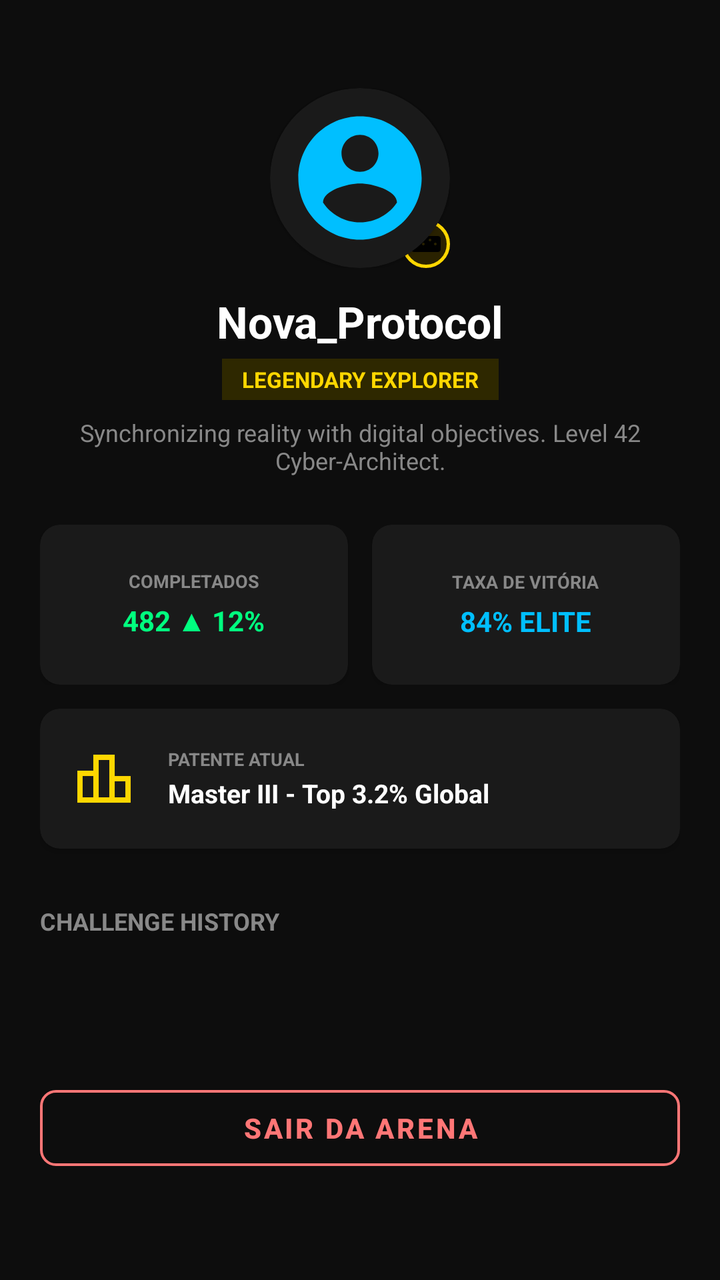
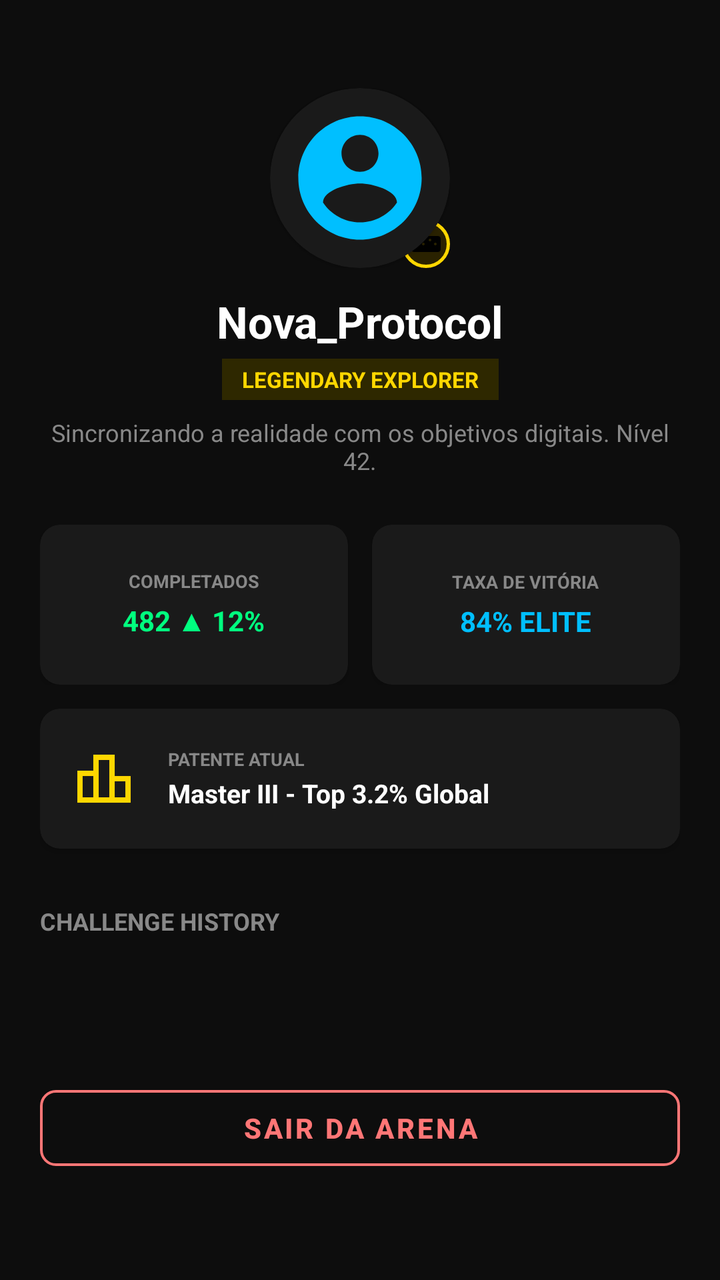

Screens rendered from an Android XML layout before and after an edit, with the pre-edit source and the edit as a unified diff.
<!-- AndroidManifest.xml: application theme Theme.Questgen -->
<!-- res/layout/fragment_profile.xml -->
<?xml version="1.0" encoding="utf-8"?>
<ScrollView xmlns:android="http://schemas.android.com/apk/res/android"
    xmlns:app="http://schemas.android.com/apk/res-auto"
    android:layout_width="match_parent"
    android:layout_height="match_parent"
    android:fillViewport="true"
    android:background="@color/bg_principal">

    <androidx.constraintlayout.widget.ConstraintLayout
        android:layout_width="match_parent"
        android:layout_height="wrap_content"
        android:padding="20dp">

        
        <FrameLayout
            android:id="@+id/layout_avatar_container"
            android:layout_width="90dp"
            android:layout_height="90dp"
            android:layout_marginTop="24dp"
            app:layout_constraintTop_toTopOf="parent"
            app:layout_constraintStart_toStartOf="parent"
            app:layout_constraintEnd_toEndOf="parent">

            <androidx.cardview.widget.CardView
                android:layout_width="match_parent"
                android:layout_height="match_parent"
                app:cardCornerRadius="45dp"
                app:cardBackgroundColor="@color/bg_secundario">

                <ImageView
                    android:id="@+id/img_profile_avatar"
                    android:layout_width="match_parent"
                    android:layout_height="match_parent"
                    android:src="@drawable/ic_profile"
                    android:scaleType="centerCrop"
                    android:padding="8dp"
                    app:tint="@color/azul_neon" />
            </androidx.cardview.widget.CardView>

            
            <ImageView
                android:layout_width="24dp"
                android:layout_height="24dp"
                android:src="@drawable/ic_games"
                android:background="@drawable/bg_timer_pill"
                android:padding="4dp"
                app:tint="#000000"
                android:layout_gravity="bottom|end" />
        </FrameLayout>

        
        <TextView
            android:id="@+id/tv_profile_name"
            android:layout_width="wrap_content"
            android:layout_height="wrap_content"
            android:text="Nova_Protocol"
            android:textColor="@color/white"
            android:textSize="22sp"
            android:textStyle="bold"
            android:layout_marginTop="12dp"
            app:layout_constraintTop_toBottomOf="@id/layout_avatar_container"
            app:layout_constraintStart_toStartOf="parent"
            app:layout_constraintEnd_toEndOf="parent" />

        
        <TextView
            android:id="@+id/tv_profile_tag"
            android:layout_width="wrap_content"
            android:layout_height="wrap_content"
            android:text="LEGENDARY EXPLORER"
            android:textColor="@color/raridade_lendario"
            android:textSize="11sp"
            android:textStyle="bold"
            android:background="#2E2800"
            android:paddingHorizontal="10dp"
            android:paddingVertical="3dp"
            android:layout_marginTop="4dp"
            app:layout_constraintTop_toBottomOf="@id/tv_profile_name"
            app:layout_constraintStart_toStartOf="parent"
            app:layout_constraintEnd_toEndOf="parent" />

        
        <TextView
            android:id="@+id/tv_profile_sub"
            android:layout_width="0dp"
            android:layout_height="wrap_content"
            android:text="Synchronizing reality with digital objectives. Level 42 Cyber-Architect."
            android:textColor="@color/gray_text"
            android:textSize="12sp"
            android:gravity="center"
            android:layout_marginTop="8dp"
            app:layout_constraintTop_toBottomOf="@id/tv_profile_tag"
            app:layout_constraintStart_toStartOf="parent"
            app:layout_constraintEnd_toEndOf="parent" />

        
        <LinearLayout
            android:id="@+id/layout_stats_grid"
            android:layout_width="match_parent"
            android:layout_height="wrap_content"
            android:orientation="horizontal"
            android:layout_marginTop="24dp"
            app:layout_constraintTop_toBottomOf="@id/tv_profile_sub"
            app:layout_constraintStart_toStartOf="parent"
            app:layout_constraintEnd_toEndOf="parent">

            
            <androidx.cardview.widget.CardView
                android:layout_width="0dp"
                android:layout_height="80dp"
                android:layout_weight="1"
                android:layout_marginEnd="6dp"
                app:cardCornerRadius="10dp"
                app:cardBackgroundColor="@color/bg_secundario">

                <LinearLayout
                    android:layout_width="match_parent"
                    android:layout_height="match_parent"
                    android:orientation="vertical"
                    android:gravity="center"
                    android:padding="8dp">

                    <TextView
                        android:layout_width="wrap_content"
                        android:layout_height="wrap_content"
                        android:text="COMPLETADOS"
                        android:textColor="@color/gray_text"
                        android:textSize="9sp"
                        android:textStyle="bold" />

                    <TextView
                        android:layout_width="wrap_content"
                        android:layout_height="wrap_content"
                        android:text="482 ▲ 12%"
                        android:textColor="@color/verde_vibrante"
                        android:textSize="14sp"
                        android:textStyle="bold"
                        android:layout_marginTop="4dp" />
                </LinearLayout>
            </androidx.cardview.widget.CardView>

            
            <androidx.cardview.widget.CardView
                android:layout_width="0dp"
                android:layout_height="80dp"
                android:layout_weight="1"
                android:layout_marginStart="6dp"
                app:cardCornerRadius="10dp"
                app:cardBackgroundColor="@color/bg_secundario">

                <LinearLayout
                    android:layout_width="match_parent"
                    android:layout_height="match_parent"
                    android:orientation="vertical"
                    android:gravity="center"
                    android:padding="8dp">

                    <TextView
                        android:layout_width="wrap_content"
                        android:layout_height="wrap_content"
                        android:text="TAXA DE VITÓRIA"
                        android:textColor="@color/gray_text"
                        android:textSize="9sp"
                        android:textStyle="bold" />

                    <TextView
                        android:layout_width="wrap_content"
                        android:layout_height="wrap_content"
                        android:text="84% ELITE"
                        android:textColor="@color/azul_neon"
                        android:textSize="14sp"
                        android:textStyle="bold"
                        android:layout_marginTop="4dp" />
                </LinearLayout>
            </androidx.cardview.widget.CardView>
        </LinearLayout>

        
        <androidx.cardview.widget.CardView
            android:id="@+id/card_current_rank"
            android:layout_width="match_parent"
            android:layout_height="70dp"
            android:layout_marginTop="12dp"
            app:cardCornerRadius="10dp"
            app:cardBackgroundColor="@color/bg_secundario"
            app:layout_constraintTop_toBottomOf="@id/layout_stats_grid">

            <LinearLayout
                android:layout_width="match_parent"
                android:layout_height="match_parent"
                android:orientation="horizontal"
                android:gravity="center_vertical"
                android:paddingHorizontal="16dp">

                <ImageView
                    android:layout_width="32dp"
                    android:layout_height="32dp"
                    android:src="@drawable/ic_ranking"
                    app:tint="@color/raridade_lendario" />

                <LinearLayout
                    android:layout_width="wrap_content"
                    android:layout_height="wrap_content"
                    android:orientation="vertical"
                    android:layout_marginStart="16dp">

                    <TextView
                        android:layout_width="wrap_content"
                        android:layout_height="wrap_content"
                        android:text="PATENTE ATUAL"
                        android:textColor="@color/gray_text"
                        android:textSize="9sp"
                        android:textStyle="bold" />

                    <TextView
                        android:id="@+id/tv_profile_rank"
                        android:layout_width="wrap_content"
                        android:layout_height="wrap_content"
                        android:text="Master III - Top 3.2% Global"
                        android:textColor="@color/white"
                        android:textSize="13sp"
                        android:textStyle="bold"
                        android:layout_marginTop="2dp" />
                </LinearLayout>

            </LinearLayout>
        </androidx.cardview.widget.CardView>

        
        <TextView
            android:id="@+id/tv_header_history"
            android:layout_width="wrap_content"
            android:layout_height="wrap_content"
            android:text="CHALLENGE HISTORY"
            android:textColor="@color/gray_text"
            android:textSize="12sp"
            android:textStyle="bold"
            android:layout_marginTop="28dp"
            app:layout_constraintTop_toBottomOf="@id/card_current_rank"
            app:layout_constraintStart_toStartOf="parent" />

        
        <androidx.recyclerview.widget.RecyclerView
            android:id="@+id/rv_history"
            android:layout_width="match_parent"
            android:layout_height="wrap_content"
            android:layout_marginTop="8dp"
            android:layout_marginBottom="16dp"
            app:layout_constraintTop_toBottomOf="@id/tv_header_history"
            app:layout_constraintBottom_toTopOf="@id/btn_logout"
            app:layout_constraintStart_toStartOf="parent"
            app:layout_constraintEnd_toEndOf="parent" />

        
        <com.google.android.material.button.MaterialButton
            android:id="@+id/btn_logout"
            style="@style/Widget.MaterialComponents.Button.OutlinedButton"
            android:layout_width="match_parent"
            android:layout_height="50dp"
            android:layout_marginTop="16dp"
            android:layout_marginBottom="16dp"
            android:text="SAIR DA ARENA"
            android:textColor="@color/vermelho_claro"
            android:textStyle="bold"
            android:textSize="14sp"
            app:strokeColor="@color/vermelho_claro"
            app:strokeWidth="1.2dp"
            app:cornerRadius="8dp"
            app:layout_constraintTop_toBottomOf="@id/rv_history"
            app:layout_constraintBottom_toBottomOf="parent"
            app:layout_constraintStart_toStartOf="parent"
            app:layout_constraintEnd_toEndOf="parent" />

    </androidx.constraintlayout.widget.ConstraintLayout>
</ScrollView>
<!-- resources referenced by this layout -->
<resources>
  <color name="azul_neon">#00BFFF</color>
  <color name="bg_principal">#0D0D0D</color>
  <color name="bg_secundario">#1A1A1A</color>
  <color name="gray_text">#888888</color>
  <color name="raridade_lendario">#FFD700</color>
  <color name="verde_vibrante">#00FF7F</color>
  <color name="vermelho_claro">#FF7676</color>
  <color name="white">#FFFFFF</color>
  <!-- drawable bg_timer_pill (drawable) -->
  <?xml version="1.0" encoding="utf-8"?>
  <shape xmlns:android="http://schemas.android.com/apk/res/android">
      <solid android:color="#2A2200" /> 
      <corners android:radius="20dp" />
      <stroke android:width="1.5dp" android:color="#FFD700" />
  </shape>
  <!-- drawable ic_games (drawable) -->
  <vector xmlns:android="http://schemas.android.com/apk/res/android"
      android:width="24dp"
      android:height="24dp"
      android:viewportWidth="24"
      android:viewportHeight="24">
    <path
        android:fillColor="#FFFFFF"
        android:pathData="M21,6H3C1.9,6 1,6.9 1,8v8c0,1.1 0.9,2 2,2h18c1.1,0 2,-0.9 2,-2V8C23,6.9 22.1,6 21,6z M6,13H5v2H3v-2H1v-1h2V9h2v3h1V13z M10,13c-0.55,0-1-0.45-1-1c0-0.55 0.45-1 1-1s1,0.45,1,1C11,12.55 10.55,13 10,13z M15,10c-0.55,0-1-0.45-1-1c0-0.55 0.45-1 1-1s1,0.45,1,1C16,9.55 15.55,10 15,10z M19,13c-0.55,0-1-0.45-1-1c0-0.55 0.45-1 1-1s1,0.45,1,1C20,12.55 19.55,13 19,13z"/>
  </vector>
  <!-- drawable ic_profile (drawable) -->
  <vector xmlns:android="http://schemas.android.com/apk/res/android"
      android:width="24dp"
      android:height="24dp"
      android:viewportWidth="24"
      android:viewportHeight="24">
    <path
        android:fillColor="#FFFFFF"
        android:pathData="M12,2C6.48,2 2,6.48 2,12s4.48,10 10,10 10,-4.48 10,-10S17.52,2 12,2z M12,5c1.66,0 3,1.34 3,3s-1.34,3 -3,3s-3,-1.34 -3,-3S10.34,5 12,5z M12,19.2c-2.5,0 -4.71,-1.28 -6,-3.22c0.03,-1.99 4,-3.08 6,-3.08s5.97,1.09 6,3.08C16.71,17.92 14.5,19.2 12,19.2z"/>
  </vector>
  <!-- drawable ic_ranking (drawable) -->
  <vector xmlns:android="http://schemas.android.com/apk/res/android"
      android:width="24dp"
      android:height="24dp"
      android:viewportWidth="24"
      android:viewportHeight="24">
    <path
        android:fillColor="#FFFFFF"
        android:pathData="M16,11V3H8v6H2v12h20V11H16z M10,5h4v14h-4V5z M4,11h4v8H4V11z M20,19h-4v-6h4V19z"/>
  </vector>
  <style name="Theme.Questgen" parent="Theme.QuestGen" />
  <style name="Theme.QuestGen" parent="Base.Theme.QuestGen" />
  <style name="Base.Theme.QuestGen" parent="Theme.Material3.DayNight.NoActionBar">
          
          <item name="colorPrimary">@color/azul_neon</item>
          <item name="colorSecondary">@color/roxo_neon</item>
          <item name="android:windowBackground">@color/bg_principal</item>
      </style>
  <color name="roxo_neon">#8A2BE2</color>
</resources>

<!-- the commit's change to res/layout/fragment_profile.xml (unified diff, before → after) -->
@@ -84,7 +84,7 @@
             android:id="@+id/tv_profile_sub"
             android:layout_width="0dp"
             android:layout_height="wrap_content"
-            android:text="Synchronizing reality with digital objectives. Level 42 Cyber-Architect."
+            android:text="Sincronizando a realidade com os objetivos digitais. Nível 42."
             android:textColor="@color/gray_text"
             android:textSize="12sp"
             android:gravity="center"
